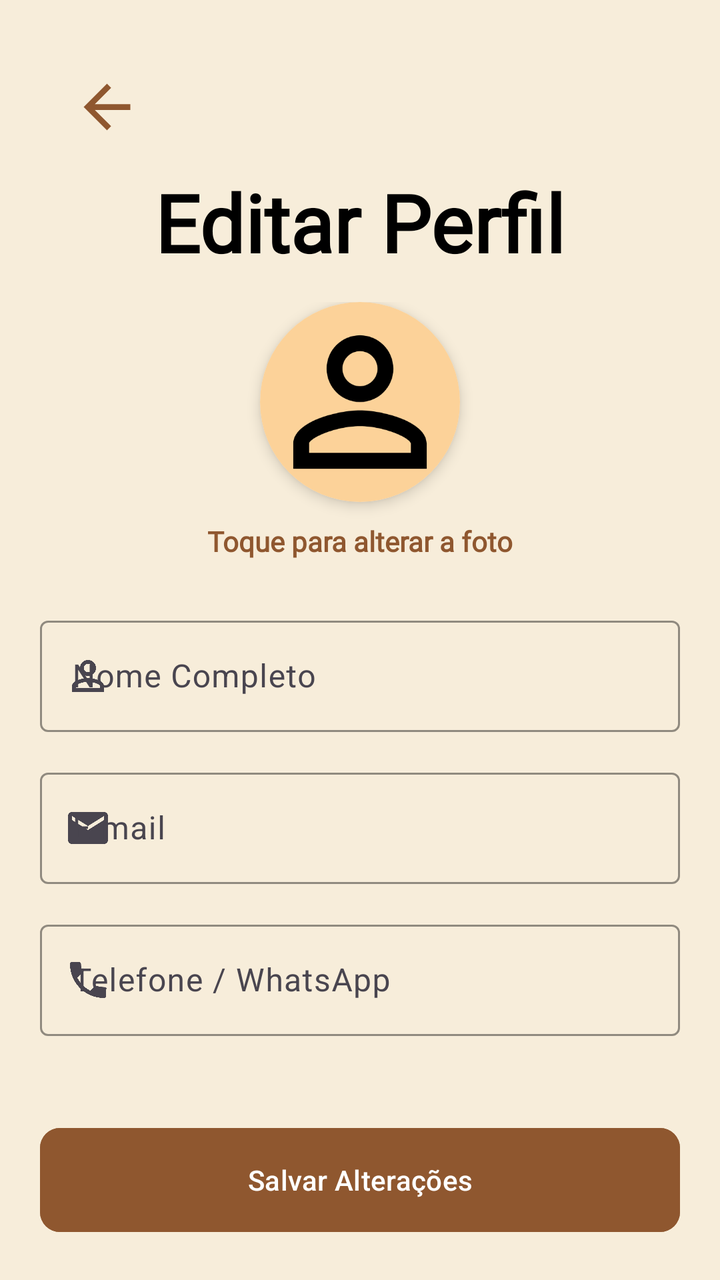
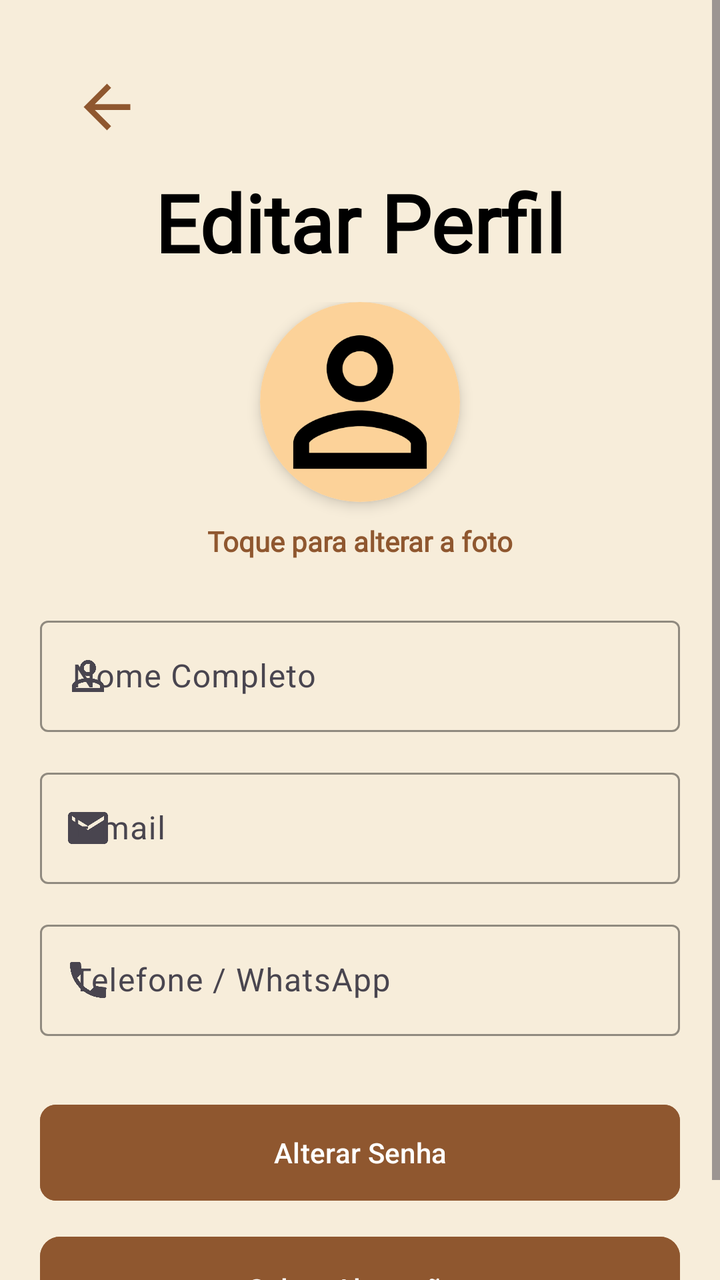

Screens rendered from an Android XML layout before and after an edit, with the pre-edit source and the edit as a unified diff.
<!-- AndroidManifest.xml: application theme Theme.VangustApp -->
<!-- res/layout/editar_perfil_layout.xml -->
<?xml version="1.0" encoding="utf-8"?>
<ScrollView xmlns:android="http://schemas.android.com/apk/res/android"
    xmlns:app="http://schemas.android.com/apk/res-auto"
    xmlns:tools="http://schemas.android.com/tools"
    android:id="@+id/main"
    android:layout_width="match_parent"
    android:layout_height="match_parent"
    android:background="#F7EDDA"
    android:fillViewport="true"
    tools:context=".EditarPerfil">

    <LinearLayout
        android:layout_width="match_parent"
        android:layout_height="wrap_content"
        android:orientation="vertical"
        android:padding="20dp">
        
        <ImageView
            android:id="@+id/btnVoltarEditarPerfil"
            android:layout_width="35dp"
            android:layout_height="35dp"
            android:layout_marginStart="16dp"
            android:layout_marginTop="16dp"
            android:src="@drawable/baseline_arrow_back"
            app:tint="#8F572F" />

        
        <LinearLayout
            android:layout_width="match_parent"
            android:layout_height="80dp"
            android:gravity="center"
            android:orientation="vertical">

            <TextView
                android:layout_width="wrap_content"
                android:layout_height="wrap_content"
                android:fontFamily="@font/oswald_regular"
                android:text="Editar Perfil"
                android:textColor="@color/black"
                android:textSize="40sp"
                android:textStyle="bold" />
        </LinearLayout>

        
        <LinearLayout
            android:layout_width="match_parent"
            android:layout_height="wrap_content"
            android:layout_marginBottom="25dp"
            android:gravity="center"
            android:orientation="vertical">

            <androidx.cardview.widget.CardView
                android:id="@+id/FotoPerfil"
                android:layout_width="100dp"
                android:layout_height="100dp"
                android:layout_marginBottom="10dp"
                app:cardCornerRadius="50dp"
                app:cardElevation="4dp">

                <ImageView
                    android:id="@+id/imgEditarPerfil"
                    android:layout_width="match_parent"
                    android:layout_height="match_parent"
                    android:background="#FCD299"
                    android:scaleType="centerCrop"
                    android:src="@drawable/baseline_person_outline" />
            </androidx.cardview.widget.CardView>

            <TextView
                android:id="@+id/tvAlterarFoto"
                android:layout_width="wrap_content"
                android:layout_height="wrap_content"
                android:fontFamily="@font/roboto_condensed_light"
                android:text="Toque para alterar a foto"
                android:textColor="#8F572F"
                android:textStyle="bold" />
        </LinearLayout>

        
        
        <com.google.android.material.textfield.TextInputLayout
            android:layout_width="match_parent"
            android:layout_height="wrap_content"
            android:layout_marginBottom="15dp"
            android:hint="Nome Completo"
            app:boxStrokeColor="#8F572F"
            app:cursorColor="#8F572F"
            app:endIconMode="clear_text"
            app:hintTextColor="#8F572F"
            app:startIconDrawable="@drawable/baseline_person_outline">

            <com.google.android.material.textfield.TextInputEditText
                android:id="@+id/txEditarNome"
                android:layout_width="match_parent"
                android:layout_height="wrap_content"
                android:inputType="textPersonName"
                android:maxLength="50" />
        </com.google.android.material.textfield.TextInputLayout>

        
        <com.google.android.material.textfield.TextInputLayout
            android:layout_width="match_parent"
            android:layout_height="wrap_content"
            android:layout_marginBottom="15dp"
            android:hint="E-mail"
            app:startIconDrawable="@drawable/baseline_email"
            app:boxStrokeColor="#8F572F"
            app:cursorColor="#8F572F"
            app:endIconMode="clear_text"
            app:hintTextColor="#8F572F">

            
            <com.google.android.material.textfield.TextInputEditText
                android:id="@+id/txEditarEmail"
                android:layout_width="match_parent"
                android:layout_height="wrap_content"
                android:inputType="textEmailAddress"
                android:maxLength="50" />
        </com.google.android.material.textfield.TextInputLayout>

        
        <com.google.android.material.textfield.TextInputLayout
            android:layout_width="match_parent"
            android:layout_height="wrap_content"
            android:layout_marginBottom="25dp"
            android:hint="Telefone / WhatsApp"
            app:startIconDrawable="@drawable/baseline_phone"
            app:boxStrokeColor="#8F572F"
            app:cursorColor="#8F572F"
            app:endIconMode="clear_text"
            app:hintTextColor="#8F572F">

            
            <com.google.android.material.textfield.TextInputEditText
                android:id="@+id/txEditarTelefone"
                android:layout_width="match_parent"
                android:layout_height="wrap_content"
                android:inputType="phone"
                android:maxLength="15" />
        </com.google.android.material.textfield.TextInputLayout>

        
        <View
            android:layout_width="match_parent"
            android:layout_height="0dp"
            android:layout_weight="1" />

        
        <com.google.android.material.button.MaterialButton
            android:id="@+id/btnSalvarPerfil"
            android:layout_width="match_parent"
            android:layout_height="60dp"
            android:layout_marginTop="10dp"
            android:backgroundTint="#8F572F"
            android:text="Salvar Alterações"
            app:cornerRadius="10dp" />

    </LinearLayout>
</ScrollView>
<!-- resources referenced by this layout -->
<resources>
  <color name="black">#FF000000</color>
  <!-- drawable baseline_arrow_back (drawable) -->
  <vector xmlns:android="http://schemas.android.com/apk/res/android" android:autoMirrored="true" android:height="24dp" android:tint="#000000" android:viewportHeight="24" android:viewportWidth="24" android:width="24dp">
        
      <path android:fillColor="@android:color/white" android:pathData="M20,11H7.83l5.59,-5.59L12,4l-8,8 8,8 1.41,-1.41L7.83,13H20v-2z"/>
      
  </vector>
  <!-- drawable baseline_email (drawable) -->
  <vector xmlns:android="http://schemas.android.com/apk/res/android" android:height="24dp" android:tint="#000000" android:viewportHeight="24" android:viewportWidth="24" android:width="24dp">
        
      <path android:fillColor="@android:color/white" android:pathData="M20,4L4,4c-1.1,0 -1.99,0.9 -1.99,2L2,18c0,1.1 0.9,2 2,2h16c1.1,0 2,-0.9 2,-2L22,6c0,-1.1 -0.9,-2 -2,-2zM20,8l-8,5 -8,-5L4,6l8,5 8,-5v2z"/>
      
  </vector>
  <!-- drawable baseline_person_outline (drawable) -->
  <vector xmlns:android="http://schemas.android.com/apk/res/android" android:height="24dp" android:tint="#000000" android:viewportHeight="24" android:viewportWidth="24" android:width="24dp">
        
      <path android:fillColor="@android:color/white" android:pathData="M12,5.9c1.16,0 2.1,0.94 2.1,2.1s-0.94,2.1 -2.1,2.1S9.9,9.16 9.9,8s0.94,-2.1 2.1,-2.1m0,9c2.97,0 6.1,1.46 6.1,2.1v1.1L5.9,18.1L5.9,17c0,-0.64 3.13,-2.1 6.1,-2.1M12,4C9.79,4 8,5.79 8,8s1.79,4 4,4 4,-1.79 4,-4 -1.79,-4 -4,-4zM12,13c-2.67,0 -8,1.34 -8,4v3h16v-3c0,-2.66 -5.33,-4 -8,-4z"/>
      
  </vector>
  <!-- drawable baseline_phone (drawable) -->
  <vector xmlns:android="http://schemas.android.com/apk/res/android" android:height="24dp" android:tint="#000000" android:viewportHeight="24" android:viewportWidth="24" android:width="24dp">
        
      <path android:fillColor="@android:color/white" android:pathData="M6.62,10.79c1.44,2.83 3.76,5.14 6.59,6.59l2.2,-2.2c0.27,-0.27 0.67,-0.36 1.02,-0.24 1.12,0.37 2.33,0.57 3.57,0.57 0.55,0 1,0.45 1,1V20c0,0.55 -0.45,1 -1,1 -9.39,0 -17,-7.61 -17,-17 0,-0.55 0.45,-1 1,-1h3.5c0.55,0 1,0.45 1,1 0,1.25 0.2,2.45 0.57,3.57 0.11,0.35 0.03,0.74 -0.25,1.02l-2.2,2.2z"/>
      
  </vector>
  <style name="Theme.VangustApp" parent="Base.Theme.VangustApp" />
  <style name="Base.Theme.VangustApp" parent="Theme.Material3.DayNight.NoActionBar">
          
          
      </style>
</resources>

<!-- the commit's change to res/layout/editar_perfil_layout.xml (unified diff, before → after) -->
@@ -147,6 +147,17 @@
 
         
         <com.google.android.material.button.MaterialButton
+            android:id="@+id/btnIrParaAlterarSenha"
+            android:layout_width="match_parent"
+            android:layout_height="56dp"
+            android:layout_marginTop="16px"
+            android:text="Alterar Senha"
+            android:backgroundTint="#8F572F"
+            app:strokeColor="#332011"
+            app:cornerRadius="8dp" />
+
+        
+        <com.google.android.material.button.MaterialButton
             android:id="@+id/btnSalvarPerfil"
             android:layout_width="match_parent"
             android:layout_height="60dp"
